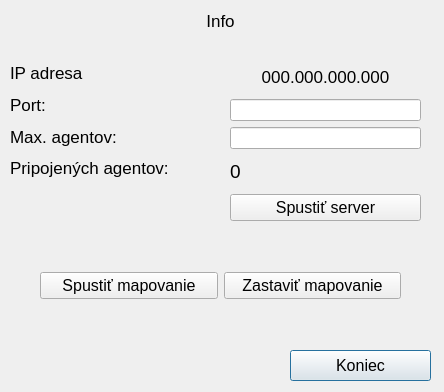
This is serverForm.ui in martinvondracek/multiagentServer as Qt 5 draws it before an edit. The edited form follows.
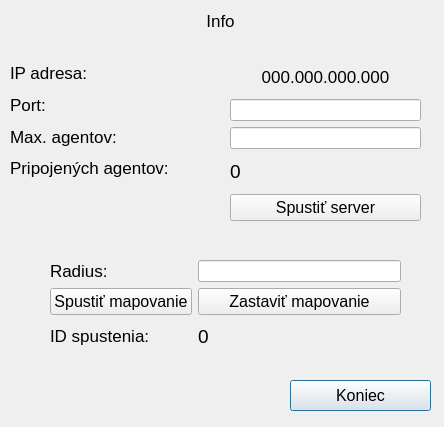
This is the edited form.

Commit message: vypis id spustenia a radius v GUI

```diff
--- a/serverForm.ui
+++ b/serverForm.ui
@@ -7,7 +7,7 @@
     <x>0</x>
     <y>0</y>
     <width>444</width>
-    <height>392</height>
+    <height>427</height>
    </rect>
   </property>
   <property name="windowTitle">
@@ -17,7 +17,7 @@
    <property name="geometry">
     <rect>
      <x>290</x>
-     <y>350</y>
+     <y>380</y>
      <width>141</width>
      <height>31</height>
     </rect>
@@ -70,7 +70,7 @@
        </font>
       </property>
       <property name="text">
-       <string>IP adresa</string>
+       <string>IP adresa:</string>
       </property>
      </widget>
     </item>
@@ -169,17 +169,32 @@
     </item>
    </layout>
   </widget>
-  <widget class="QWidget" name="layoutWidget">
+  <widget class="QWidget" name="">
    <property name="geometry">
     <rect>
-     <x>40</x>
-     <y>270</y>
-     <width>361</width>
-     <height>31</height>
+     <x>50</x>
+     <y>260</y>
+     <width>351</width>
+     <height>91</height>
     </rect>
    </property>
-   <layout class="QHBoxLayout" name="horizontalLayout">
-    <item>
+   <layout class="QGridLayout" name="gridLayout">
+    <item row="0" column="0">
+     <widget class="QLabel" name="label_7">
+      <property name="font">
+       <font>
+        <pointsize>13</pointsize>
+       </font>
+      </property>
+      <property name="text">
+       <string>Radius:</string>
+      </property>
+     </widget>
+    </item>
+    <item row="0" column="1">
+     <widget class="QLineEdit" name="radiusEdit"/>
+    </item>
+    <item row="1" column="0">
      <widget class="QPushButton" name="startMappingButton">
       <property name="font">
        <font>
@@ -191,7 +206,7 @@
       </property>
      </widget>
     </item>
-    <item>
+    <item row="1" column="1">
      <widget class="QPushButton" name="stopMappingButton">
       <property name="font">
        <font>
@@ -203,6 +218,30 @@
       </property>
      </widget>
     </item>
+    <item row="2" column="0">
+     <widget class="QLabel" name="label_6">
+      <property name="font">
+       <font>
+        <pointsize>13</pointsize>
+       </font>
+      </property>
+      <property name="text">
+       <string>ID spustenia:</string>
+      </property>
+     </widget>
+    </item>
+    <item row="2" column="1">
+     <widget class="QLabel" name="idSpusteniaLabel">
+      <property name="font">
+       <font>
+        <pointsize>14</pointsize>
+       </font>
+      </property>
+      <property name="text">
+       <string>0</string>
+      </property>
+     </widget>
+    </item>
    </layout>
   </widget>
   <zorder>layoutWidget</zorder>
```
Left out of the diff: 7 changed lines with no effect on the pictures. The commit also changes 9 other files.
